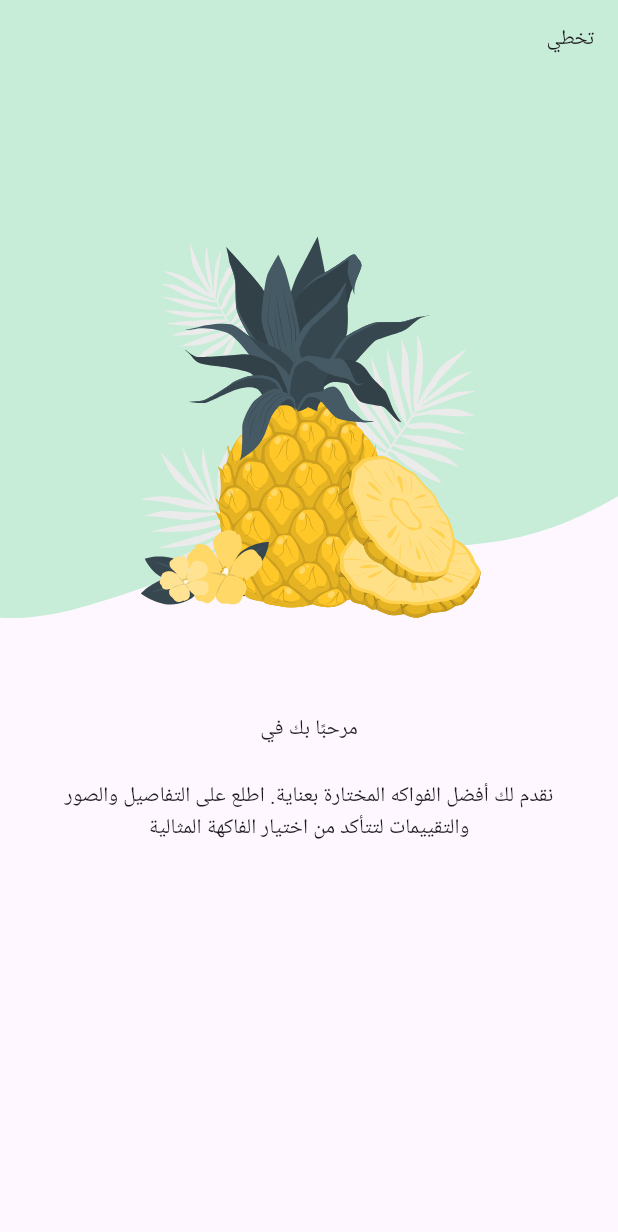
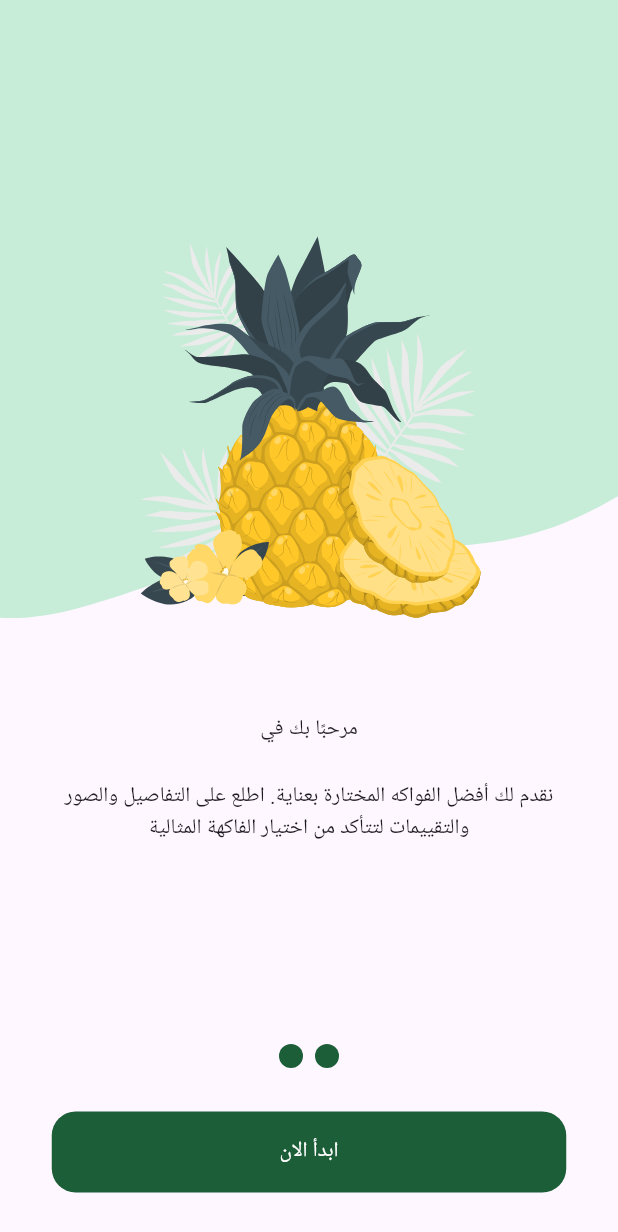
Before and after one commit to muhamednizar/fruits_hub, a Flutter app: the screen it shows after launch, swiped to page 2, on a phone screen of 412 x 824 dp. Shown: the top 1232 px of the screen. Run offline on Flutter 3.47's test engine with Material 3 defaults, Android fonts, the phone set to English and light mode, and no system bars; drawn by our look-alikes of smooth_page_indicator; our stand-ins replace flutter_svg.

Commit message:
on_boarding logic done

```diff
--- /dev/null
+++ b/lib/constants.dart
@@ -0,0 +1 @@
+const double kHorizontalPadding = 16;
--- /dev/null
+++ b/lib/core/helper_functions/utils/app_colors.dart
@@ -0,0 +1,5 @@
+import 'package:flutter/material.dart';
+
+abstract class AppColors {
+  static const Color primaryColor =  Color(0xFF1B5E37);
+}
--- /dev/null
+++ b/lib/core/helper_functions/widgets/custom_button.dart
@@ -0,0 +1,28 @@
+import 'package:flutter/material.dart';
+import 'package:fruits_hub/core/helper_functions/utils/app_colors.dart';
+
+class CustomButton extends StatelessWidget {
+  const CustomButton({super.key, required this.text, required this.onPressed, required this.width,  this.height});
+  final VoidCallback onPressed;
+  final String text;
+  final double? width;
+  final double? height;
+  @override
+  Widget build(BuildContext context) {
+    return SizedBox(
+      height: height,
+      width: width,
+      child: TextButton(
+
+        style: TextButton.styleFrom(
+          backgroundColor: AppColors.primaryColor,
+          shape: RoundedRectangleBorder(
+            borderRadius: BorderRadius.circular(16),
+          ),
+        ),
+        onPressed: onPressed,
+        child: Text(text,style: const TextStyle(color: Colors.white),)
+       ),
+    );
+  }
+}
--- a/lib/features/on_boarding/presentation/views/on_boarding_view.dart
+++ b/lib/features/on_boarding/presentation/views/on_boarding_view.dart
@@ -6,7 +6,7 @@ class OnBoardingView extends StatelessWidget {
   static const String routeName = 'on_boarding';
   @override
   Widget build(BuildContext context) {
-    return const Scaffold(
+    return Scaffold(
       body: OnBoardingViewBody(),
     );
   }
--- a/lib/features/on_boarding/presentation/views/widgets/on_boarding_page_view_body.dart
+++ b/lib/features/on_boarding/presentation/views/widgets/on_boarding_page_view_body.dart
@@ -1,15 +1,22 @@
 import 'package:flutter/material.dart';
+import 'package:fruits_hub/core/helper_functions/utils/app_colors.dart';
 import 'package:fruits_hub/core/helper_functions/utils/app_images.dart';
 import 'package:fruits_hub/features/on_boarding/presentation/views/widgets/page_view_item.dart';
 
 class OnBoardingPageViewBody extends StatelessWidget {
-  const OnBoardingPageViewBody({super.key});
+    const OnBoardingPageViewBody({
+      super.key,
+      required this.pageController,});
+  final PageController pageController;
 
   @override
   Widget build(BuildContext context) {
     return PageView(
+      controller: pageController,
+
       children: const [
         PageViewItem(
+          isSkip: true,
             backgroundImage: AppImages.backgroundImageItem1,
             image: AppImages.imageItem1,
             title: Row(
@@ -17,15 +24,17 @@ class OnBoardingPageViewBody extends StatelessWidget {
               children: [
                 Text('مرحبًا بك في'),
                 Text('HUB',style: TextStyle(fontWeight: FontWeight.bold,fontSize: 24,color: Color(0xFFF4A91F)),),
-                Text('Fruit',style: TextStyle(fontWeight: FontWeight.bold,fontSize: 24,color: Color(0xFF1B5E37)),),
+                Text('Fruit',style: TextStyle(fontWeight: FontWeight.bold,fontSize: 24,color: AppColors.primaryColor),),
               ],
             ),
             description: 'اكتشف تجربة تسوق فريدة مع FruitHUB. استكشف مجموعتنا الواسعة من الفواكه الطازجة الممتازة واحصل على أفضل العروض والجودة العالية.'),
-        PageViewItem(
+          PageViewItem(
+            isSkip: false,
             backgroundImage: AppImages.backgroundImageItem2,
             image: AppImages.imageItem2,
             title: Text('مرحبًا بك في'),
-            description: 'نقدم لك أفضل الفواكه المختارة بعناية. اطلع على التفاصيل والصور والتقييمات لتتأكد من اختيار الفاكهة المثالية',),    ],
+            description: 'نقدم لك أفضل الفواكه المختارة بعناية. اطلع على التفاصيل والصور والتقييمات لتتأكد من اختيار الفاكهة المثالية',),
+            ],
 
     );
   }
--- a/lib/features/on_boarding/presentation/views/widgets/on_boarding_view_body.dart
+++ b/lib/features/on_boarding/presentation/views/widgets/on_boarding_view_body.dart
@@ -1,15 +1,75 @@
 import 'package:flutter/material.dart';
+import 'package:fruits_hub/constants.dart';
+import 'package:fruits_hub/core/helper_functions/utils/app_colors.dart';
+import 'package:fruits_hub/core/helper_functions/widgets/custom_button.dart';
 import 'package:fruits_hub/features/on_boarding/presentation/views/widgets/on_boarding_page_view_body.dart';
+import 'package:smooth_page_indicator/smooth_page_indicator.dart';
 
-class OnBoardingViewBody extends StatelessWidget {
+class OnBoardingViewBody extends StatefulWidget {
   const OnBoardingViewBody({super.key});
 
   @override
+  State<OnBoardingViewBody> createState() => _OnBoardingViewBodyState();
+}
+
+class _OnBoardingViewBodyState extends State<OnBoardingViewBody> {
+  late PageController controller;
+    int currentPage = 0;
+  @override
+  initState() {
+    super.initState();
+    controller = PageController();
+    controller.addListener(() {
+      currentPage = controller.page!.round();
+      setState(() {
+      });
+    });
+  }
+  @override
+  void dispose() {
+    controller.dispose();
+    super.dispose();
+  }
+
+  @override
   Widget build(BuildContext context) {
-    return const Column(
+    return Column(
       children: [
-        Expanded(child: SafeArea(child: OnBoardingPageViewBody())),
-      ],
-    );
+        Expanded(
+            child: SafeArea(
+                child: OnBoardingPageViewBody(
+          pageController: controller,
+        ))),
+        AnimatedSmoothIndicator(
+          activeIndex: currentPage,
+          count: 2,
+          effect: WormEffect(
+            activeDotColor: AppColors.primaryColor,
+            dotColor: currentPage == 0  ? AppColors.primaryColor.withOpacity(0.4) : AppColors.primaryColor,
+          ),
+        ),
+        Visibility(
+            visible: currentPage == 1,
+            maintainState: true,
+            maintainAnimation: true,
+            maintainSize: true,
+
+            child: Padding(
+              padding: const EdgeInsets.symmetric(
+                  horizontal: kHorizontalPadding, vertical: 29),
+              child: CustomButton(
+                width: 343,
+                height: 54,
+                text: 'ابدأ الان',
+                onPressed: () {},
+              ),
+            ),
+          )
+        ],
+
+          );
+
+
+
   }
 }
--- a/lib/features/on_boarding/presentation/views/widgets/page_view_item.dart
+++ b/lib/features/on_boarding/presentation/views/widgets/page_view_item.dart
@@ -6,12 +6,14 @@ class PageViewItem extends StatelessWidget {
   final String image;
   final Widget title;
   final String description;
+  final bool isSkip;
   const PageViewItem(
       {super.key,
       required this.backgroundImage,
       required this.image,
       required this.title,
-      required this.description});
+      required this.description,
+      required this.isSkip,});
 
   @override
   Widget build(BuildContext context) {
@@ -34,9 +36,12 @@ class PageViewItem extends StatelessWidget {
                   right: 0,
                   child: SvgPicture.asset(image)
                   ),
-              const Padding(
-                padding: EdgeInsets.all(16),
-                child: Text('تخطي'),
+              Visibility(
+                visible: isSkip,
+                child: const Padding(
+                  padding: EdgeInsets.all(16),
+                  child: Text('تخطي'),
+                ),
               ),
             ],
           ),
--- a/pubspec.yaml
+++ b/pubspec.yaml
@@ -39,6 +39,7 @@ dependencies:
   cupertino_icons: ^1.0.8
   flutter_svg: ^2.1.0
   intl: ^0.19.0
+  smooth_page_indicator: ^1.2.1
 
 dev_dependencies:
   flutter_test:
```
Also changed, not shown: pubspec.lock.
